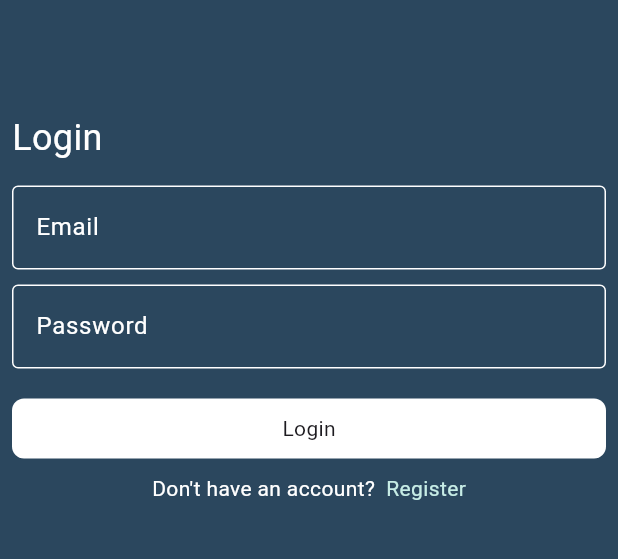
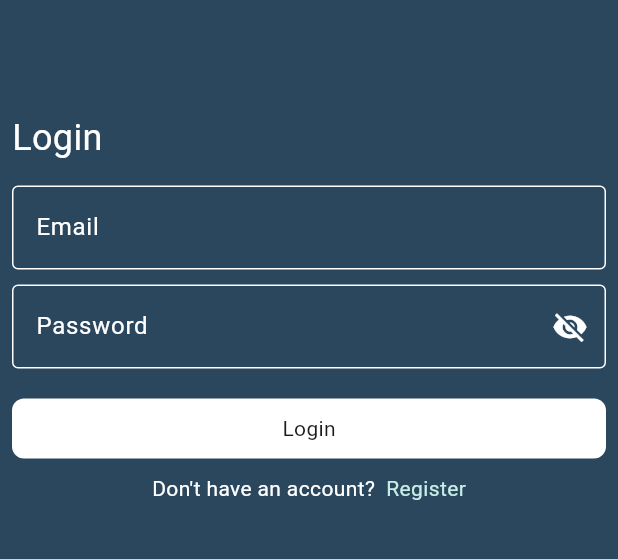
Before and after one commit to ArwaElsherif/chat_app, a Flutter app: the screen it shows after launch, on a phone screen of 412 x 824 dp, the part 332-891 px from its top. Run offline on Flutter 3.47's test engine with Material 3 defaults, Android fonts, the phone set to English and light mode, and no system bars; drawn by our look-alikes of modal_progress_hud_nsn; our stand-ins replace cloud_firestore, firebase_auth, firebase_core; accounts and stored records are empty.

Commit message:
handel secure text in password

```diff
--- a/lib/screens/chat_screen.dart
+++ b/lib/screens/chat_screen.dart
@@ -18,11 +18,13 @@ class ChatScreen extends StatelessWidget {
   @override
   Widget build(BuildContext context) {
     return StreamBuilder<QuerySnapshot>(
-      stream: messages.orderBy(kCreatedAt).snapshots(),
+      stream: messages.orderBy(kCreatedAt,).snapshots(),
     builder: (BuildContext context, AsyncSnapshot<QuerySnapshot> snapshot) {
   if (snapshot.connectionState == ConnectionState.waiting) {
     return const Scaffold(
-            body: Center(child: CircularProgressIndicator()),
+      body: Center(
+        child: CircularProgressIndicator(),
+      ),
     );
   }
 
@@ -96,9 +98,13 @@ class ChatScreen extends StatelessWidget {
       ),
     );
   } else {
-          return const Scaffold(body: Center(child: Text('No messages yet.')));
-        }
-      },
+    return const Scaffold(
+      body: Center(
+        child: Text('No messages yet.'),
+      ),
     );
   }
 }
+);
+  }
+}
--- a/lib/widgets/custom_text_form_field.dart
+++ b/lib/widgets/custom_text_form_field.dart
@@ -2,11 +2,30 @@
 
 import 'package:flutter/material.dart';
 
-class CustomTextFormField extends StatelessWidget {
-  CustomTextFormField({super.key, required this.hintText, this.onChanged,   this.isPassword = false,});
+class CustomTextFormField extends StatefulWidget {
+  CustomTextFormField({
+    super.key,
+    required this.hintText,
+    this.onChanged,
+    this.isPassword = false,
+  });
+
   final String hintText;
-  Function(String)? onChanged;
+  final Function(String)? onChanged;
   final bool isPassword;
+
+  @override
+  State<CustomTextFormField> createState() => _CustomTextFormFieldState();
+}
+
+class _CustomTextFormFieldState extends State<CustomTextFormField> {
+  bool _obscureText = true;
+
+  @override
+  void initState() {
+    super.initState();
+    _obscureText = widget.isPassword;
+  }
 
   @override
   Widget build(BuildContext context) {
@@ -17,11 +36,10 @@ class CustomTextFormField extends StatelessWidget {
         }
         return null;
       },
-
-      onChanged: onChanged,
-      obscureText: isPassword,
+      onChanged: widget.onChanged,
+      obscureText: widget.isPassword ? _obscureText : false,
       decoration: InputDecoration(
-        hintText: hintText,
+        hintText: widget.hintText,
         hintStyle: TextStyle(color: Colors.white),
         border: OutlineInputBorder(borderSide: BorderSide(color: Colors.white)),
         enabledBorder: OutlineInputBorder(
@@ -30,6 +48,19 @@ class CustomTextFormField extends StatelessWidget {
         focusedBorder: OutlineInputBorder(
           borderSide: BorderSide(color: Colors.black),
         ),
+        suffixIcon: widget.isPassword
+            ? IconButton(
+                icon: Icon(
+                  _obscureText ? Icons.visibility_off : Icons.visibility,
+                  color: Colors.white,
+                ),
+                onPressed: () {
+                  setState(() {
+                    _obscureText = !_obscureText;
+                  });
+                },
+              )
+            : null,
       ),
     );
   }
```
Lines whose indentation alone changed are shown as unchanged.
